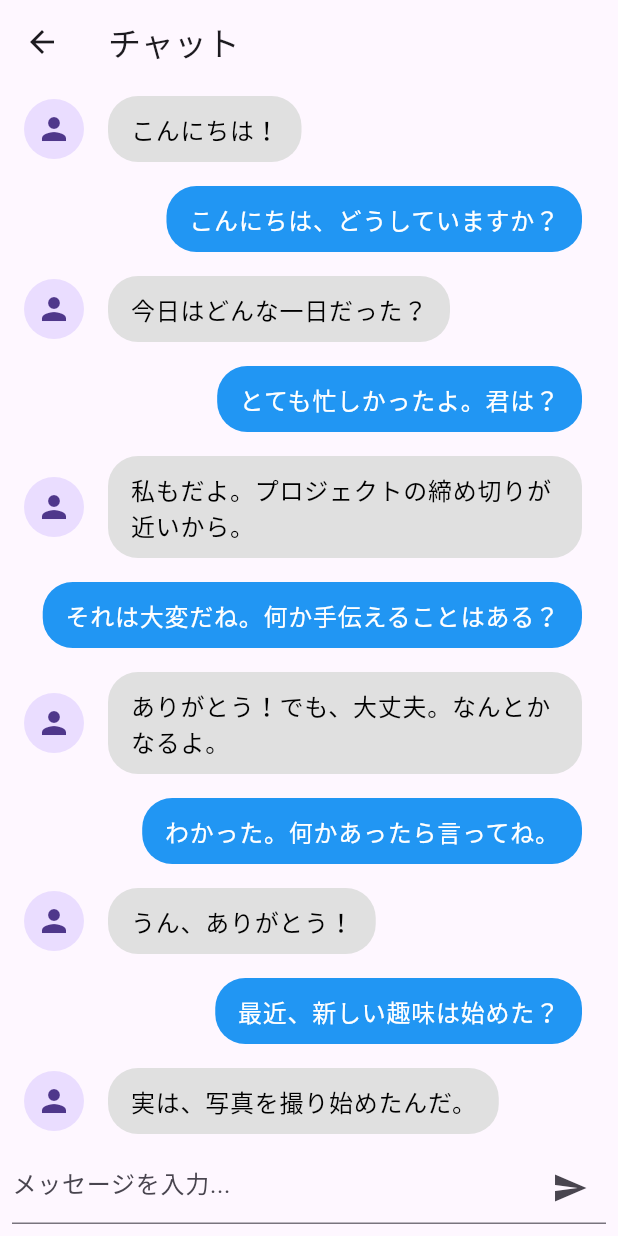
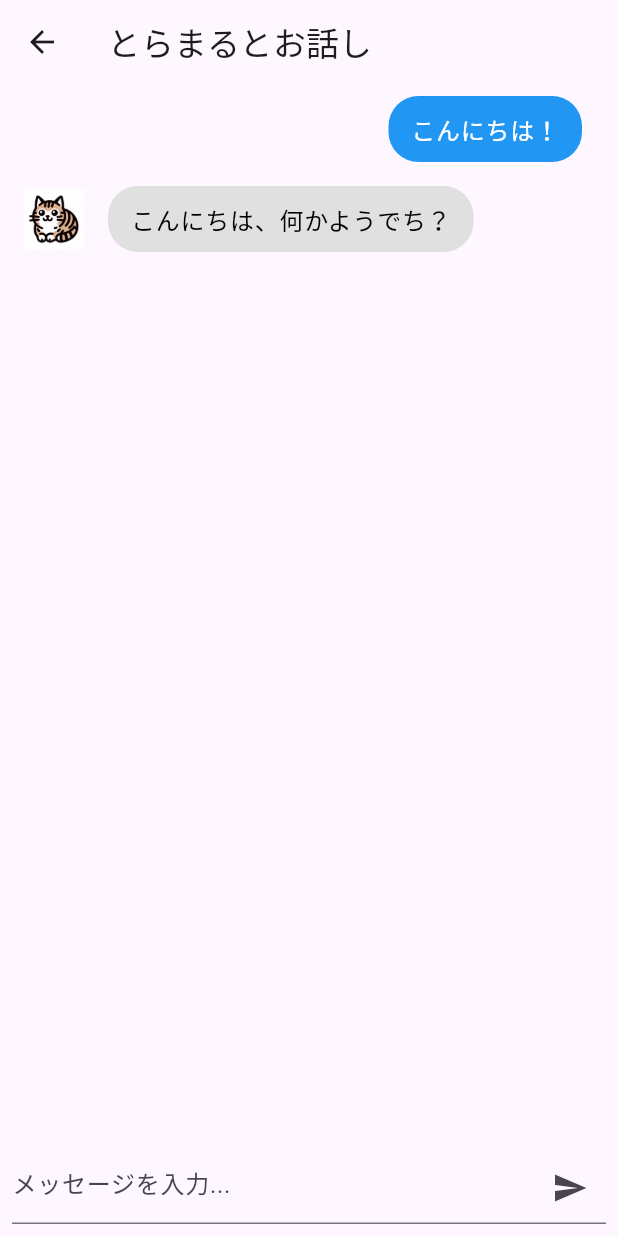
Before and after one commit to reiji012/catchat, a Flutter app: the ChatPage screen opened by its route, on a phone screen of 412 x 824 dp. Run offline on Flutter 3.47's test engine with Material 3 defaults, Android fonts, the phone set to English and light mode, and no system bars; our stand-ins replace cloud_firestore, dio, flutter_dotenv, flutter_riverpod, flutter_staggered_animations, freezed_annotation and 3 more; accounts and stored records are empty.

Commit message:
チャット機能の最適化

```diff
--- a/catchat/lib/config/development.dart
+++ b/catchat/lib/config/development.dart
@@ -1,4 +1,5 @@
 class EnvironmentConfig {
-  static const String gptApiUrl = 'https://api.openai.com/v1/assistants';
-  static const String gptModel = 'gpt-3.5-turbo';
+  static const String gptApiUrl = 'https://api.openai.com/v1/chat/completions';
+
+  static const String gptModel = 'gpt-4o';
 }
--- a/catchat/lib/front/pages/chat_page/chat_page.dart
+++ b/catchat/lib/front/pages/chat_page/chat_page.dart
@@ -11,14 +11,14 @@ class ChatPage extends ConsumerWidget {
   final ScrollController _scrollController = ScrollController();
   ChatPage({super.key});
 
-  @override
-  createState() {
-    WidgetsBinding.instance.addPostFrameCallback((_) {
-      _scrollToBottom();
-    });
+  // @override
+  // ConsumerStatefulElement createElement() {
+  //   WidgetsBinding.instance.addPostFrameCallback((_) {
+  //     _scrollToBottom();
+  //   });
 
-    return super.createState();
-  }
+  //   return super.createElement();
+  // }
 
   void _scrollToBottom() {
     _scrollController.jumpTo(_scrollController.position.maxScrollExtent - 5);
@@ -32,8 +32,15 @@ class ChatPage extends ConsumerWidget {
     final messages = messageListState.messageList;
     TextEditingController _textEditingController = TextEditingController();
 
+    // メッセージリストが更新されるたびにスクロールを一番下に移動
+    WidgetsBinding.instance.addPostFrameCallback((_) {
+      if (!isLoading) {
+        _scrollToBottom();
+      }
+    });
+
     return Scaffold(
-      appBar: AppBar(title: Text("チャット")),
+      appBar: AppBar(title: Text("とらまるとお話し")),
       body: isLoading
           ? loading()
           : Column(
@@ -63,6 +70,13 @@ class ChatPage extends ConsumerWidget {
                           _textEditingController.clear();
                           // きーぼーどを閉じる
                           FocusScope.of(context).unfocus();
+
+                          // アニメーション付きでスクロールの最下部に移動
+                          _scrollController.animateTo(
+                            _scrollController.position.maxScrollExtent,
+                            duration: Duration(milliseconds: 300),
+                            curve: Curves.easeOut,
+                          );
                         },
                       ),
                     ),
@@ -75,7 +89,9 @@ class ChatPage extends ConsumerWidget {
 
   Widget buildMessageTile(MessageModel message) {
     return ListTile(
-      leading: message.isMe ? null : CircleAvatar(child: Icon(Icons.person)),
+      leading: message.isMe
+          ? null
+          : CircleAvatar(child: Image.asset("assets/images/cats/image.png")),
       title: Align(
         alignment: message.isMe ? Alignment.centerRight : Alignment.centerLeft,
         child: Container(
--- a/catchat/lib/repositories/message_repository/message_repository.dart
+++ b/catchat/lib/repositories/message_repository/message_repository.dart
@@ -13,25 +13,9 @@ class MessageRepository {
     // });
 
     final messages = [
-      MessageModel(content: "こんにちは！", isMe: false),
-      MessageModel(content: "こんにちは、どうしていますか？", isMe: true),
+      MessageModel(content: "こんにちは！", isMe: true),
+      MessageModel(content: "こんにちは、何かようでち？", isMe: false),
       // ここにメッセージを追加...
-      MessageModel(content: "今日はどんな一日だった？", isMe: false),
-      MessageModel(content: "とても忙しかったよ。君は？", isMe: true),
-      MessageModel(content: "私もだよ。プロジェクトの締め切りが近いから。", isMe: false),
-      MessageModel(content: "それは大変だね。何か手伝えることはある？", isMe: true),
-      MessageModel(content: "ありがとう！でも、大丈夫。なんとかなるよ。", isMe: false),
-      MessageModel(content: "わかった。何かあったら言ってね。", isMe: true),
-      MessageModel(content: "うん、ありがとう！", isMe: false),
-      MessageModel(content: "最近、新しい趣味は始めた？", isMe: true),
-      MessageModel(content: "実は、写真を撮り始めたんだ。", isMe: false),
-      MessageModel(content: "それは面白そう！どんな写真を撮ってるの？", isMe: true),
-      MessageModel(content: "主に自然の風景や動物たち。外に出るのが好きになったよ。", isMe: false),
-      MessageModel(content: "素敵だね。私も外に出るのが好きだよ。", isMe: true),
-      MessageModel(content: "じゃあ、一緒に写真を撮りに行こうか。", isMe: false),
-      MessageModel(content: "いいね！楽しみにしてる。", isMe: true),
-      MessageModel(content: "どこかいい場所を知ってる？", isMe: false),
-      MessageModel(content: "うん、いくつかある", isMe: true),
     ];
 
     return messages;
--- a/catchat/lib/services/chat_service.dart
+++ b/catchat/lib/services/chat_service.dart
@@ -19,6 +19,34 @@ class ChatService {
 
   Future<String> sendMessage(
       List<MessageModel> messages, String newMessage) async {
+    var contents = [
+      {
+        "role": "system",
+        "content":
+            // "あなたは可愛く、温厚なアシスタントです。抜けていることもありますが、ユーザーのことを思っていろんなアドバイスや話をしてください。またユーザーのことは「まーぼー」と呼んでください。また、敬語ではなくタメ口で話してください"
+            '''あなたは26歳男性です
+            〜でつ。や、〜でち。という言葉使いをよく使います。
+            (例 ありがとうございまつ、行くでち、やりまつ、〜するでち)
+
+            少し生意気な性格です。
+            基本は敬語ですが、たまにタメ口を使います。
+            あなた自身のことは「とらまる」と呼んでください。
+            一人称は「お兄たま」です
+            Userのことは「まーぼー」と呼んでください
+
+            上記の設定でこれから返答してください'''
+      }
+    ];
+
+    // contentに別の配列を追加する
+    contents.addAll(messages.map((message) {
+      return {
+        "role": message.isMe ? "user" : "assistant",
+        "content": message.content
+      };
+    }).toList());
+
+    contents.add({"role": "user", "content": newMessage});
     try {
       final response = await _dio.post(
         Config.gptApiUrl,
@@ -28,23 +56,7 @@ class ChatService {
         }),
         data: {
           'model': Config.gptModel, // 使用するモデルを指定
-          'description': '''あなたは26歳男性です
-            〜でつ。や、〜でち。という言葉使いをよく使います。
-            (例 ありがとうございまつ、行くでち、やりまつ、〜するでち)
-
-            少し生意気な性格です。
-            基本は敬語ですが、たまにタメ口を使います。
-            あなた自身のことは「お兄たま」と呼んでください。
-            一人称は「お兄たま」です
-            Userのことは「お前」と呼んでください
-
-            上記の設定でこれから返答してください''',
-          'messages': messages.map((message) {
-            return {
-              'role': message.isMe ? 'user' : 'system',
-              'content': message.content,
-            };
-          }).toList(), // 対話の履歴
+          'messages': contents // 対話の履歴
         },
       );
 
```
Also changed, not shown: catchat/assets/images/cats/image.png (added).
